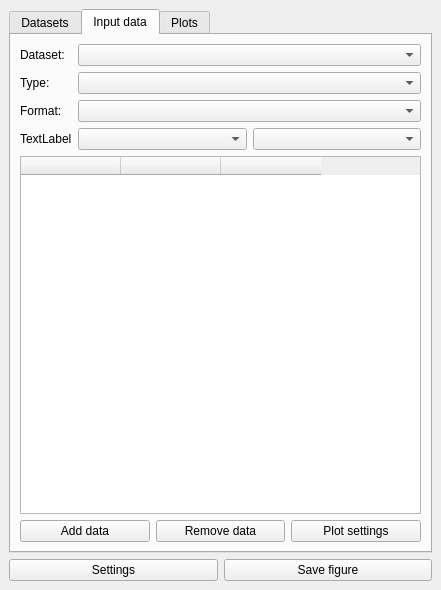
This is stereograph_gui.ui in BoehnkeC/stereograph as Qt 5 draws it before an edit. The edited form follows.
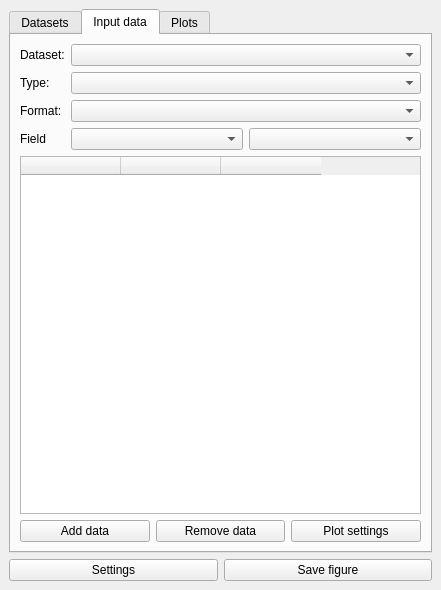
This is the edited form.

Commit message: Fill fields

Patch:
```diff
--- a/stereograph_gui.ui
+++ b/stereograph_gui.ui
@@ -178,7 +178,7 @@
             <item row="3" column="0">
              <widget class="QLabel" name="lbl_field">
               <property name="text">
-               <string>TextLabel</string>
+               <string>Field</string>
               </property>
              </widget>
             </item>
```
The commit also changes 1 other file.
